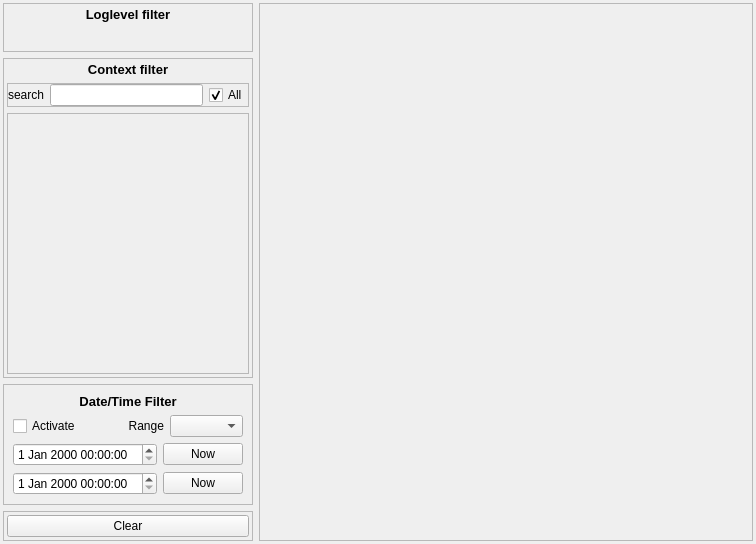
This is core/ui/QAbstractLogView.ui in KROIA/Logger as Qt 5 draws it before an edit. The edited form follows.
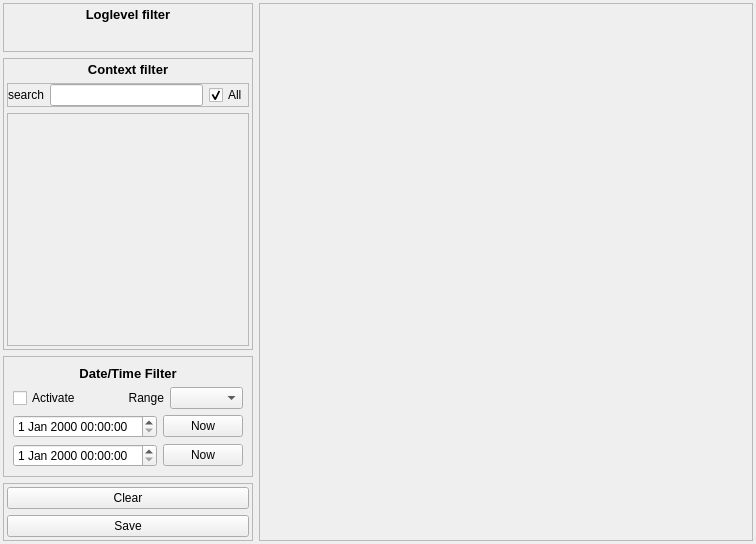
This is the edited form. Custom widgets are drawn as their Qt base class.

```diff
--- a/core/ui/QAbstractLogView.ui
+++ b/core/ui/QAbstractLogView.ui
@@ -263,7 +263,7 @@
               <x>0</x>
               <y>0</y>
               <width>240</width>
-              <height>259</height>
+              <height>230</height>
              </rect>
             </property>
             <layout class="QVBoxLayout" name="verticalLayout_7"/>
@@ -418,6 +418,13 @@
            </property>
           </widget>
          </item>
+         <item>
+          <widget class="QPushButton" name="save_pushButton">
+           <property name="text">
+            <string>Save</string>
+           </property>
+          </widget>
+         </item>
         </layout>
        </widget>
       </item>
```
